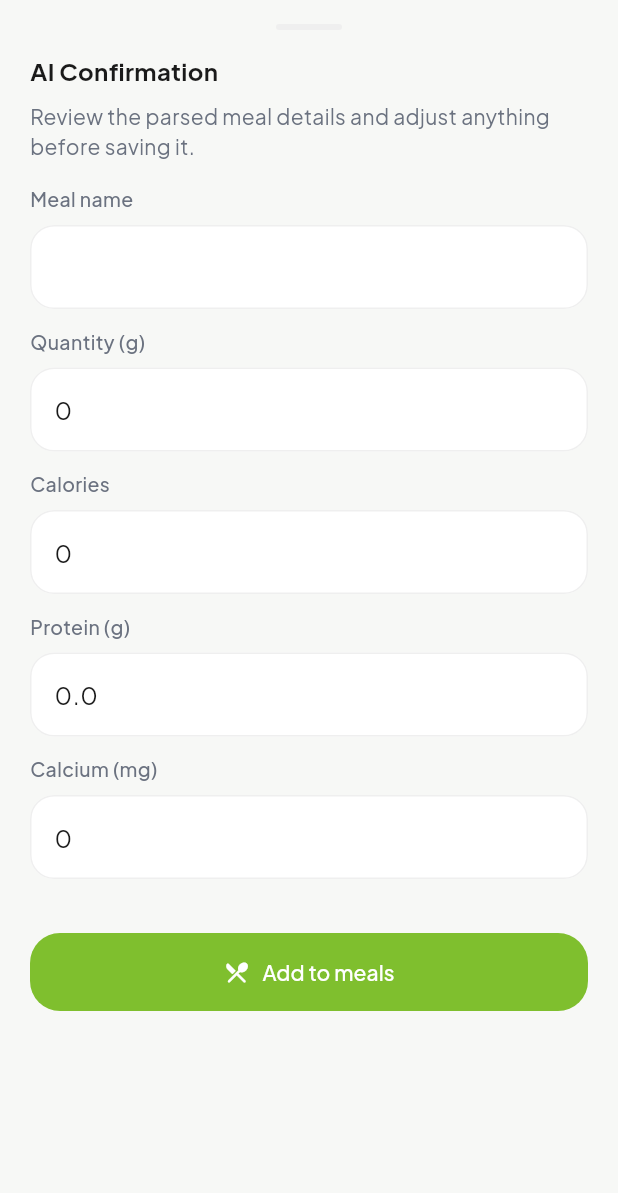
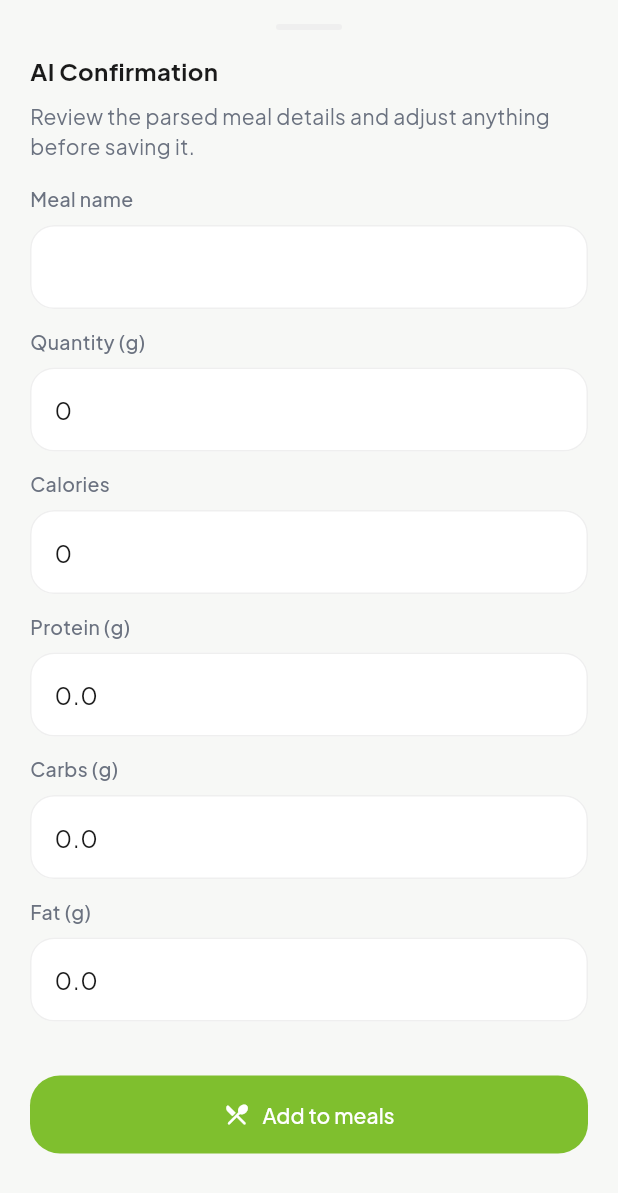
Before and after one commit to abdellatif72/NutriVision-AI-Driven-Dietary-Health-Assistant-T4, a Flutter app: the AiConfirmationSheet widget shown alone on an empty page, opened directly with empty values, on a phone screen of 412 x 824 dp. Shown: the top 1193 px of the screen. Run offline on Flutter 3.47's test engine with Material 3 defaults, Android fonts, the phone set to English and light mode, and no system bars; our stand-ins replace bloc_concurrency, dartz, dio, equatable, firebase_auth, firebase_core and 9 more; accounts and stored records are empty.

Commit message:
feat(ai): improve Snap Your Plate accuracy & complete macro display

```diff
--- a/lib/features/ai/data/models/plate_analysis_result_model.dart
+++ b/lib/features/ai/data/models/plate_analysis_result_model.dart
@@ -6,6 +6,8 @@ class PlateAnalysisResultModel extends PlateAnalysisResult {
     required super.estimatedQuantityG,
     required super.calories,
     required super.proteinG,
+    required super.carbsG,
+    required super.fatG,
     required super.calciumMg,
     required super.vitamins,
   });
@@ -21,6 +23,8 @@ class PlateAnalysisResultModel extends PlateAnalysisResult {
           0,
       calories: (json['calories'] as num?)?.toInt() ?? 0,
       proteinG: (json['protein_g'] as num?)?.toDouble() ?? 0.0,
+      carbsG: (json['carbs_g'] as num?)?.toDouble() ?? 0.0,
+      fatG: (json['fat_g'] as num?)?.toDouble() ?? 0.0,
       calciumMg: (json['calcium_mg'] as num?)?.toInt() ?? 0,
       vitamins: (json['vitamins'] as List<dynamic>?)
               ?.map((v) => v.toString())
--- a/lib/features/ai/domain/entities/plate_analysis_result.dart
+++ b/lib/features/ai/domain/entities/plate_analysis_result.dart
@@ -6,6 +6,8 @@ class PlateAnalysisResult extends Equatable {
     required this.estimatedQuantityG,
     required this.calories,
     required this.proteinG,
+    required this.carbsG,
+    required this.fatG,
     required this.calciumMg,
     required this.vitamins,
   });
@@ -14,6 +16,8 @@ class PlateAnalysisResult extends Equatable {
   final int estimatedQuantityG;
   final int calories;
   final double proteinG;
+  final double carbsG;
+  final double fatG;
   final int calciumMg;
   final List<String> vitamins;
 
@@ -22,6 +26,8 @@ class PlateAnalysisResult extends Equatable {
     int? estimatedQuantityG,
     int? calories,
     double? proteinG,
+    double? carbsG,
+    double? fatG,
     int? calciumMg,
     List<String>? vitamins,
   }) {
@@ -30,6 +36,8 @@ class PlateAnalysisResult extends Equatable {
       estimatedQuantityG: estimatedQuantityG ?? this.estimatedQuantityG,
       calories: calories ?? this.calories,
       proteinG: proteinG ?? this.proteinG,
+      carbsG: carbsG ?? this.carbsG,
+      fatG: fatG ?? this.fatG,
       calciumMg: calciumMg ?? this.calciumMg,
       vitamins: vitamins ?? this.vitamins,
     );
@@ -41,6 +49,8 @@ class PlateAnalysisResult extends Equatable {
         estimatedQuantityG,
         calories,
         proteinG,
+        carbsG,
+        fatG,
         calciumMg,
         vitamins,
       ];
--- a/lib/features/ai/presentation/pages/ai_page.dart
+++ b/lib/features/ai/presentation/pages/ai_page.dart
@@ -352,8 +352,12 @@ class _AnalysisCard extends StatelessWidget {
               value: '${result.proteinG.toStringAsFixed(1)} g',
             ),
             _MetricRow(
-              label: isAr ? 'الكالسيوم' : 'Calcium',
-              value: '${result.calciumMg} mg',
+              label: isAr ? 'الكربوهيدرات' : 'Carbs',
+              value: '${result.carbsG.toStringAsFixed(1)} g',
+            ),
+            _MetricRow(
+              label: isAr ? 'الدهون' : 'Fat',
+              value: '${result.fatG.toStringAsFixed(1)} g',
             ),
             const SizedBox(height: AfiaSpacing.lg),
             Text(
--- a/lib/features/ai/presentation/widgets/ai_confirmation_sheet.dart
+++ b/lib/features/ai/presentation/widgets/ai_confirmation_sheet.dart
@@ -35,6 +35,8 @@ class _AiConfirmationSheetState extends State<AiConfirmationSheet> {
   late final TextEditingController _quantityController;
   late final TextEditingController _caloriesController;
   late final TextEditingController _proteinController;
+  late final TextEditingController _carbsController;
+  late final TextEditingController _fatController;
   late final TextEditingController _calciumController;
   late PlateAnalysisResult _result;
 
@@ -52,6 +54,12 @@ class _AiConfirmationSheetState extends State<AiConfirmationSheet> {
     _proteinController = TextEditingController(
       text: _result.proteinG.toString(),
     );
+    _carbsController = TextEditingController(
+      text: _result.carbsG.toString(),
+    );
+    _fatController = TextEditingController(
+      text: _result.fatG.toString(),
+    );
     _calciumController = TextEditingController(
       text: _result.calciumMg.toString(),
     );
@@ -63,6 +71,8 @@ class _AiConfirmationSheetState extends State<AiConfirmationSheet> {
     _quantityController.dispose();
     _caloriesController.dispose();
     _proteinController.dispose();
+    _carbsController.dispose();
+    _fatController.dispose();
     _calciumController.dispose();
     super.dispose();
   }
@@ -78,6 +88,8 @@ class _AiConfirmationSheetState extends State<AiConfirmationSheet> {
             _result.estimatedQuantityG,
         calories: int.tryParse(_caloriesController.text) ?? _result.calories,
         proteinG: double.tryParse(_proteinController.text) ?? _result.proteinG,
+        carbsG: double.tryParse(_carbsController.text) ?? _result.carbsG,
+        fatG: double.tryParse(_fatController.text) ?? _result.fatG,
         calciumMg: int.tryParse(_calciumController.text) ?? _result.calciumMg,
       );
     });
@@ -168,8 +180,15 @@ class _AiConfirmationSheetState extends State<AiConfirmationSheet> {
             ),
             const SizedBox(height: AfiaSpacing.md),
             _buildTextField(
-              isAr ? 'الكالسيوم (ملجم)' : 'Calcium (mg)',
-              _calciumController,
+              isAr ? 'الكربوهيدرات (جرام)' : 'Carbs (g)',
+              _carbsController,
+              keyboardType: TextInputType.number,
+              onChanged: _updateResult,
+            ),
+            const SizedBox(height: AfiaSpacing.md),
+            _buildTextField(
+              isAr ? 'الدهون (جرام)' : 'Fat (g)',
+              _fatController,
               keyboardType: TextInputType.number,
               onChanged: _updateResult,
             ),
```
Also changed, not shown: lib/features/ai/data/datasources/ai_remote_data_source.dart (+76 -44 lines), pubspec.lock.
